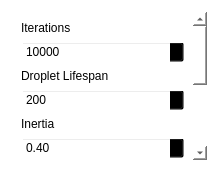
Qt form src/UI/Erosion_Scroll.ui (Drew-S/TerrainGenerator) before a commit.
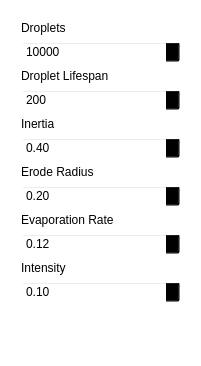
The same form after that commit.

```diff
--- a/src/UI/Erosion_Scroll.ui
+++ b/src/UI/Erosion_Scroll.ui
@@ -6,8 +6,8 @@
    <rect>
     <x>0</x>
     <y>0</y>
-    <width>219</width>
-    <height>172</height>
+    <width>201</width>
+    <height>366</height>
    </rect>
   </property>
   <property name="windowTitle">
@@ -27,7 +27,7 @@
        <rect>
         <x>0</x>
         <y>0</y>
-        <width>195</width>
+        <width>177</width>
         <height>342</height>
        </rect>
       </property>
@@ -35,7 +35,7 @@
        <item>
         <widget class="QLabel" name="label">
          <property name="text">
-          <string>Iterations</string>
+          <string>Droplets</string>
          </property>
         </widget>
        </item>
```
Left out of the diff: 39 changed lines with no effect on the pictures.
